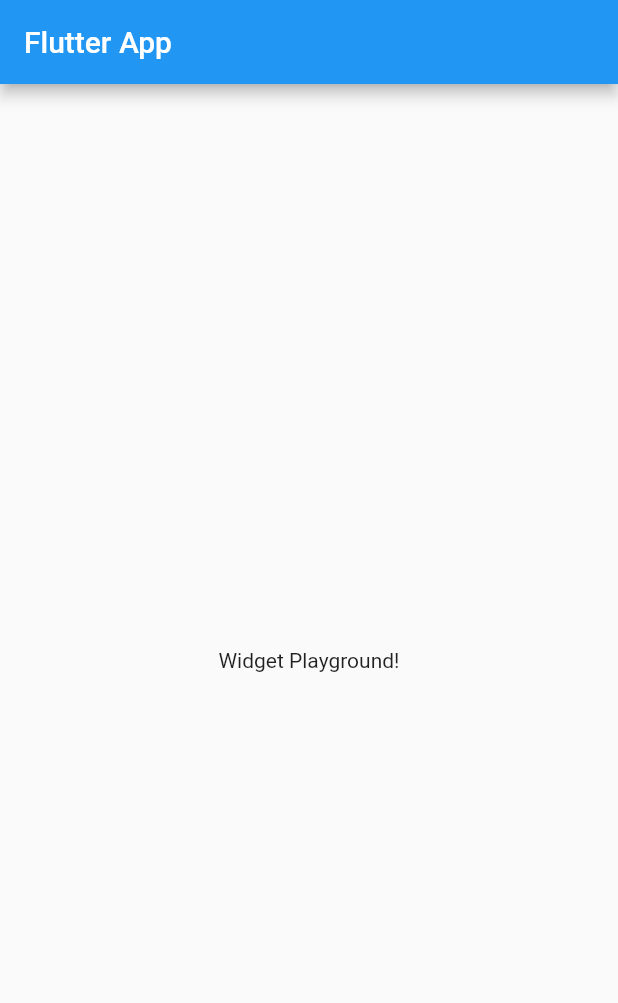
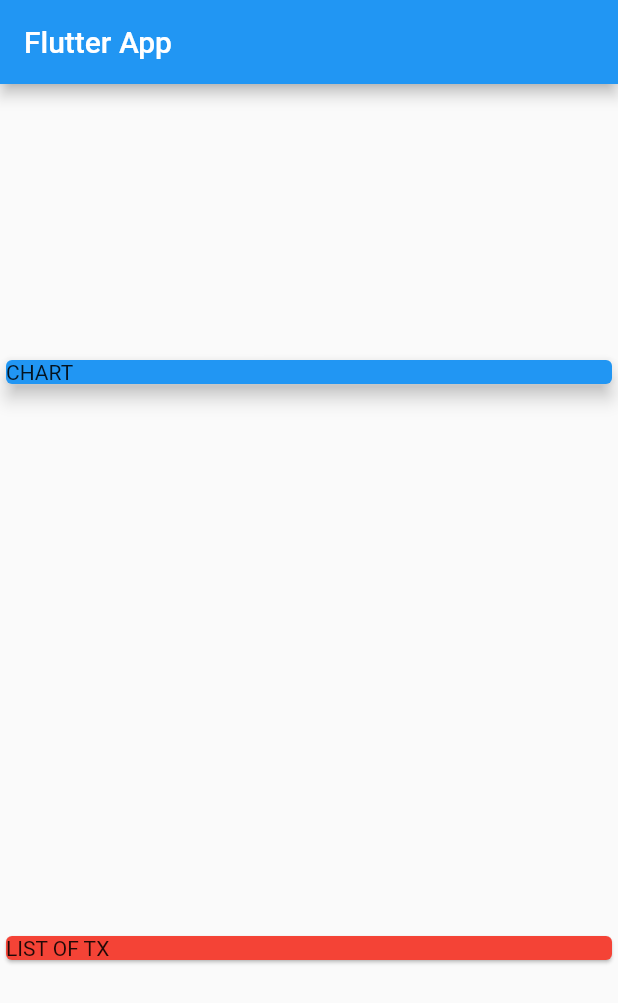
Before and after one commit to fiixed/Personal-Expenses, a Flutter app: the screen it shows after launch, on a phone screen of 412 x 824 dp. Shown: the top 1003 px of the screen. Run offline on Flutter 3.47's test engine with Material 2 defaults, Android fonts, the phone set to English and light mode, and no system bars.

Commit message:
added Transaction class

```diff
--- a/lib/main.dart
+++ b/lib/main.dart
@@ -1,23 +1,15 @@
 import 'package:flutter/material.dart';
+
+import './transaction.dart';
 
 void main() => runApp(MyApp());
 
 class MyApp extends StatelessWidget {
-  // This widget is the root of your application.
   @override
   Widget build(BuildContext context) {
     return MaterialApp(
       title: 'Flutter Demo',
       theme: ThemeData(
-        // This is the theme of your application.
-        //
-        // Try running your application with "flutter run". You'll see the
-        // application has a blue toolbar. Then, without quitting the app, try
-        // changing the primarySwatch below to Colors.green and then invoke
-        // "hot reload" (press "r" in the console where you ran "flutter run",
-        // or simply save your changes to "hot reload" in a Flutter IDE).
-        // Notice that the counter didn't reset back to zero; the application
-        // is not restarted.
         primarySwatch: Colors.blue,
       ),
       home: MyHomePage(),
@@ -26,7 +18,21 @@ class MyApp extends StatelessWidget {
 }
 
 class MyHomePage extends StatelessWidget {
-  const MyHomePage({Key key}) : super(key: key);
+  final List<Transaction> transactions = [
+    Transaction(
+      id: 't1',
+      title: 'New Shoes',
+      amount: 69.99,
+      date: DateTime.now(),
+    ),
+    Transaction(
+      id: 't2',
+      title: 'Weekly Groceries',
+      amount: 16.53,
+      date: DateTime.now(),
+    ),
+
+  ];
 
   @override
   Widget build(BuildContext context) {
@@ -34,8 +40,23 @@ class MyHomePage extends StatelessWidget {
       appBar: AppBar(
         title: Text('Flutter App'),
       ),
-      body: Center(
-        child: Text('Widget Playground!'),
+      body: Column(
+        mainAxisAlignment: MainAxisAlignment.spaceAround,
+        crossAxisAlignment: CrossAxisAlignment.stretch,
+        children: <Widget>[
+          Container(
+            width: double.infinity,
+            child: Card(
+              color: Colors.blue,
+              child: Text('CHART'),
+              elevation: 5,
+            ),
+          ),
+          Card(
+            color: Colors.red,
+            child: Text('LIST OF TX'),
+          ),
+        ],
       ),
     );
   }
--- /dev/null
+++ b/lib/transaction.dart
@@ -0,0 +1,15 @@
+import 'package:flutter/foundation.dart';
+
+class Transaction {
+  final String id;
+  final String title;
+  final double amount;
+  final DateTime date;
+
+  Transaction({
+    @required this.id,
+    @required this.title,
+    @required this.amount,
+    @required this.date
+  });
+}
```
